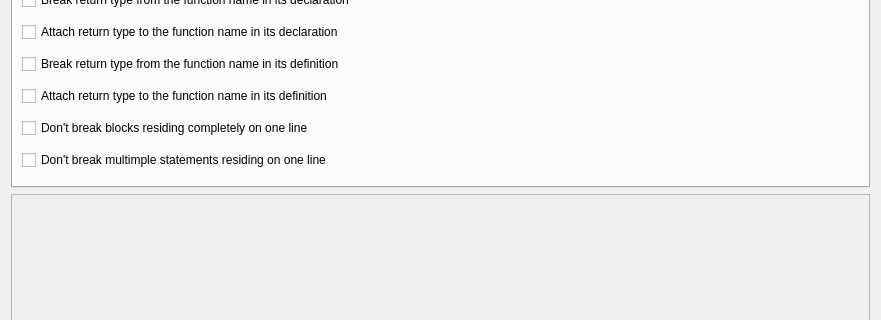
First picture: the form in RedPandaIDE/settingsdialog/formattergeneralwidget.ui, repository royqh1979/RedPanda-CPP, before the edit; both pictures show x 0 to 881 and y 112 to 432 of the 881 by 754 pixel window.
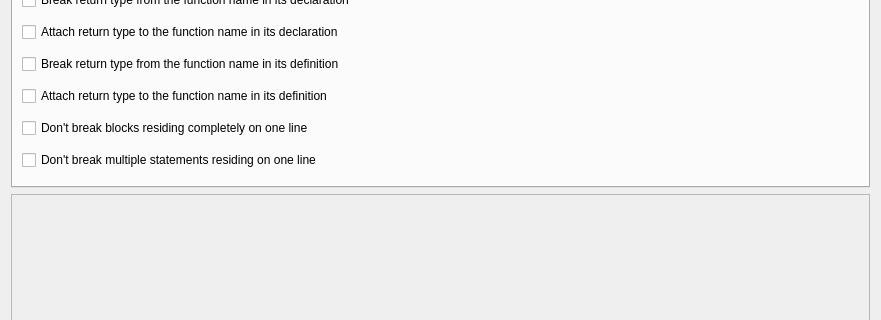
Second picture: the form after the edit. The open tabs and pages were chosen to show the change. Custom widgets are drawn as their Qt base class.

Diff of the .ui file:
```diff
--- a/RedPandaIDE/settingsdialog/formattergeneralwidget.ui
+++ b/RedPandaIDE/settingsdialog/formattergeneralwidget.ui
@@ -738,7 +738,7 @@
        <item row="7" column="0">
         <widget class="QCheckBox" name="chkKeepOneLineStatements">
          <property name="text">
-          <string>Don't break multimple statements residing on one line</string>
+          <string>Don't break multiple statements residing on one line</string>
          </property>
         </widget>
        </item>
```
Left out of the diff: 4 changed lines with no effect on the pictures.
